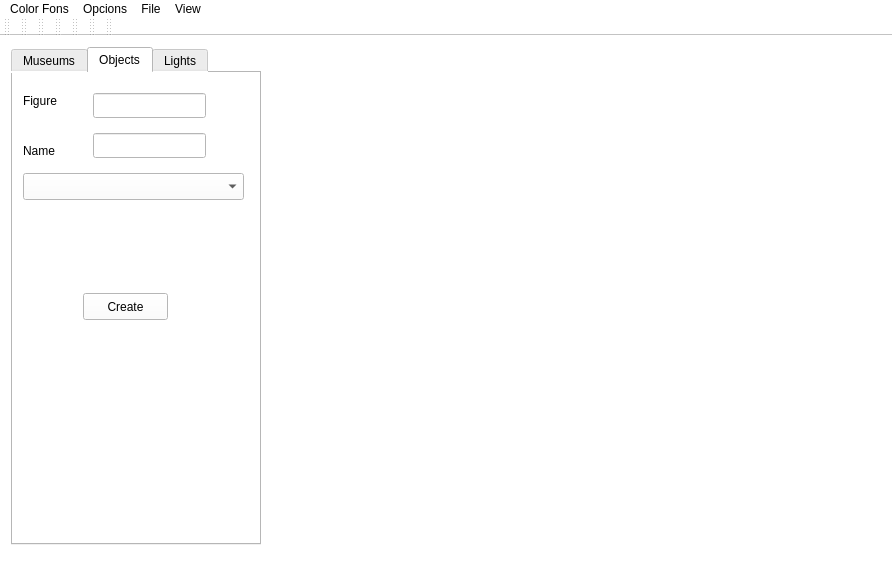
Old version of the form uigc2.ui in the repository ertgumil/museum.
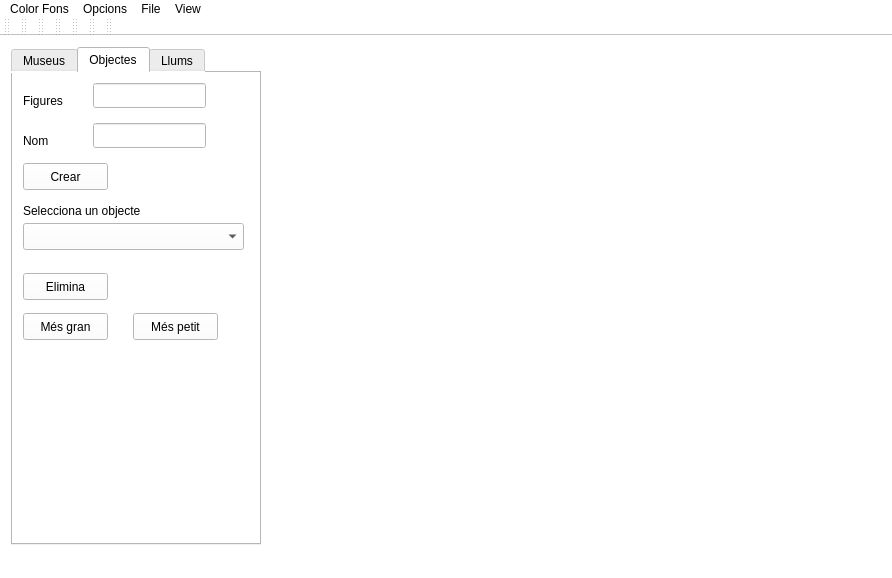
New version of the form. Custom widgets are drawn as their Qt base class.

Commit message: Afegits els botons per eliminar i escalar objectes

Diff of the .ui file:
```diff
--- a/uigc2.ui
+++ b/uigc2.ui
@@ -58,18 +58,18 @@
           <string/>
          </property>
          <attribute name="title">
-          <string>Museums</string>
+          <string>Museus</string>
          </attribute>
         </widget>
         <widget class="QWidget" name="tab_4">
          <attribute name="title">
-          <string>Objects</string>
+          <string>Objectes</string>
          </attribute>
          <widget class="QLineEdit" name="pathEdit">
           <property name="geometry">
            <rect>
             <x>80</x>
-            <y>20</y>
+            <y>10</y>
             <width>113</width>
             <height>25</height>
            </rect>
@@ -78,14 +78,14 @@
          <widget class="QPushButton" name="createNewObjectButton">
           <property name="geometry">
            <rect>
-            <x>70</x>
-            <y>220</y>
+            <x>10</x>
+            <y>90</y>
             <width>85</width>
             <height>27</height>
            </rect>
           </property>
           <property name="text">
-           <string>Create</string>
+           <string>Crear</string>
           </property>
          </widget>
          <widget class="QLabel" name="pathLabel">
@@ -98,14 +98,14 @@
            </rect>
           </property>
           <property name="text">
-           <string>Figure</string>
+           <string>Figures</string>
           </property>
          </widget>
          <widget class="QLineEdit" name="nameEdit">
           <property name="geometry">
            <rect>
             <x>80</x>
-            <y>60</y>
+            <y>50</y>
             <width>113</width>
             <height>25</height>
            </rect>
@@ -115,29 +115,81 @@
           <property name="geometry">
            <rect>
             <x>10</x>
-            <y>70</y>
+            <y>60</y>
             <width>58</width>
             <height>15</height>
            </rect>
           </property>
           <property name="text">
-           <string>Name</string>
+           <string>Nom</string>
           </property>
          </widget>
          <widget class="QComboBox" name="comboBoxObjectes">
           <property name="geometry">
            <rect>
             <x>10</x>
-            <y>100</y>
+            <y>150</y>
             <width>221</width>
             <height>27</height>
            </rect>
           </property>
          </widget>
+         <widget class="QLabel" name="label">
+          <property name="geometry">
+           <rect>
+            <x>10</x>
+            <y>130</y>
+            <width>131</width>
+            <height>16</height>
+           </rect>
+          </property>
+          <property name="text">
+           <string>Selecciona un objecte</string>
+          </property>
+         </widget>
+         <widget class="QPushButton" name="deleteObjectButton">
+          <property name="geometry">
+           <rect>
+            <x>10</x>
+            <y>200</y>
+            <width>85</width>
+            <height>27</height>
+           </rect>
+          </property>
+          <property name="text">
+           <string>Elimina</string>
+          </property>
+         </widget>
+         <widget class="QPushButton" name="biggerObjectButton">
+          <property name="geometry">
+           <rect>
+            <x>10</x>
+            <y>240</y>
+            <width>85</width>
+            <height>27</height>
+           </rect>
+          </property>
+          <property name="text">
+           <string>Més gran</string>
+          </property>
+         </widget>
+         <widget class="QPushButton" name="smallerObjectButton">
+          <property name="geometry">
+           <rect>
+            <x>120</x>
+            <y>240</y>
+            <width>85</width>
+            <height>27</height>
+           </rect>
+          </property>
+          <property name="text">
+           <string>Més petit</string>
+          </property>
+         </widget>
         </widget>
         <widget class="QWidget" name="tab">
          <attribute name="title">
-          <string>Lights</string>
+          <string>Llums</string>
          </attribute>
          <widget class="QWidget" name="horizontalLayoutWidget">
           <property name="geometry">
```
Left out of the diff: 2 changed lines with no effect on the pictures.
